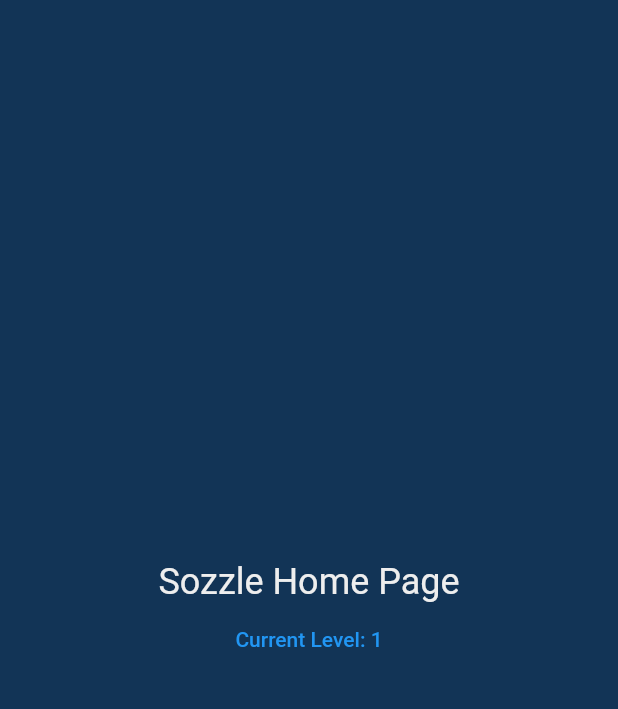
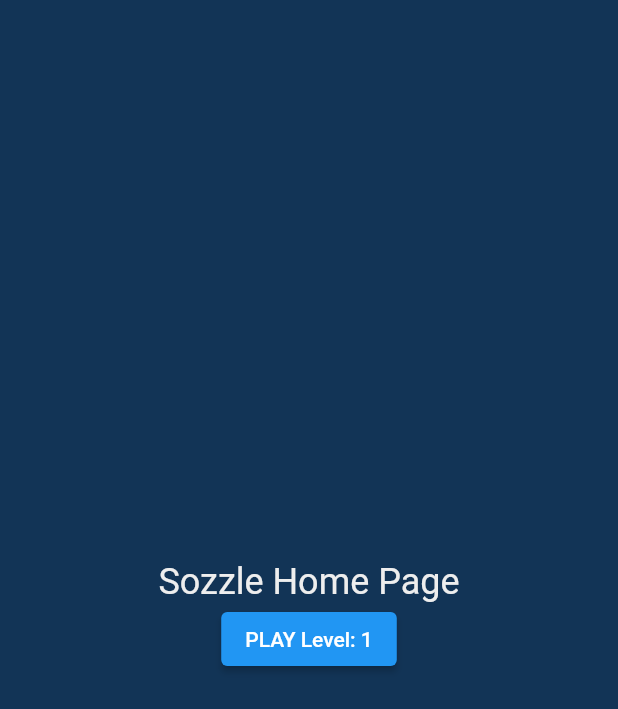
Before and after one commit to agtrlabs/sozzle, a Flutter app: the HomePage screen opened by its route, on a phone screen of 412 x 824 dp. Shown: the top 709 px of the screen. Run offline on Flutter 3.47's test engine with Material 2 defaults, Android fonts, the phone set to English and light mode, and no system bars; our stand-ins replace bloc, equatable, flutter_bloc, go_router; missing offline and left inert: localstore; generated files the repository leaves out were written again.

Commit message:
play screen routing

```diff
--- a/lib/core/routes/routes.dart
+++ b/lib/core/routes/routes.dart
@@ -1,4 +1,5 @@
 import 'package:go_router/go_router.dart';
+import 'package:sozzle/src/game_play/game_play.dart';
 import 'package:sozzle/src/home/home.dart';
 import 'package:sozzle/src/splash/splash_page.dart';
 
@@ -12,6 +13,12 @@ final GoRouter router = GoRouter(
           path: HomePage.path,
           builder: (context, GoRouterState state) => const HomePage(),
         ),
+        GoRoute(
+          path: '${GamePlayPage.path}/:levelId',
+          builder: (context, GoRouterState state) => GamePlayPage(
+            levelID: int.parse(state.params['levelId']!),
+          ),
+        ),
       ],
     ),
   ],
--- a/lib/src/home/view/home_page.dart
+++ b/lib/src/home/view/home_page.dart
@@ -1,5 +1,6 @@
 import 'package:flutter/material.dart';
 import 'package:flutter_bloc/flutter_bloc.dart';
+import 'package:go_router/go_router.dart';
 import 'package:sozzle/src/theme/theme.dart';
 import 'package:sozzle/src/user_stats/user_stats.dart';
 
@@ -27,14 +28,7 @@ class HomePage extends StatelessWidget {
               ),
               BlocBuilder<UserStatsCubit, UserStatsState>(
                 builder: (context, state) {
-                  return TextButton(
-                    onPressed: () {
-                      // TODO(any): route to game play
-                      context.read<UserStatsCubit>().advanceLevelUp();
-                    },
-                    child:
-                        Text('Current Level: ${state.progress.currentLevel}'),
-                  );
+                  return PlayButton('1');
                 },
               ),
             ],
@@ -44,3 +38,18 @@ class HomePage extends StatelessWidget {
     );
   }
 }
+
+class PlayButton extends StatelessWidget {
+  const PlayButton(this.levelId, {super.key});
+  final String levelId;
+
+  @override
+  Widget build(BuildContext context) {
+    return ElevatedButton(
+      onPressed: () {
+        GoRouter.of(context).replace('/play/$levelId');
+      },
+      child: Text('PLAY Level: $levelId'),
+    );
+  }
+}
--- a/lib/src/level/domain/level_data.dart
+++ b/lib/src/level/domain/level_data.dart
@@ -12,10 +12,10 @@ class LevelData {
         boardHeight: json['rows'] as int,
         boardWidth: json['cols'] as int,
         boardData: List<String>.from(
-          (json['board'] as Iterable<String>).map((x) => x),
+          (json['board'] as List<dynamic>).map<String>((x) => x.toString()),
         ),
         words: List<String>.from(
-          (json['words'] as Iterable<String>).map((x) => x),
+          (json['words'] as List<dynamic>).map<String>((x) => x.toString()),
         ),
       );
 
```
Also changed, not shown: lib/src/game_play/view/game_play_page.dart (+24 -3 lines).
